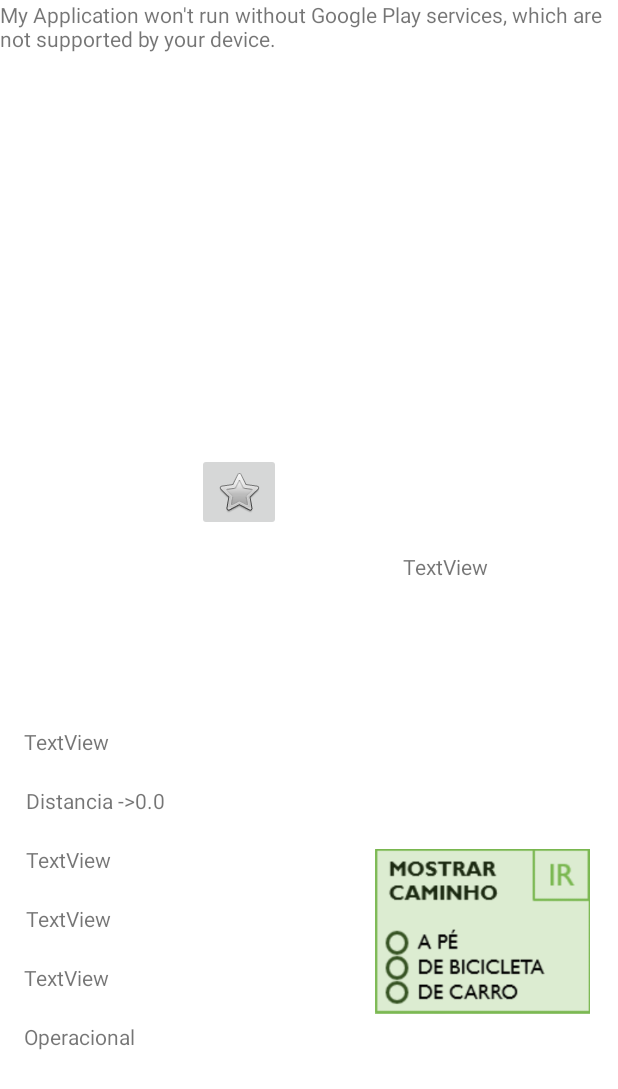
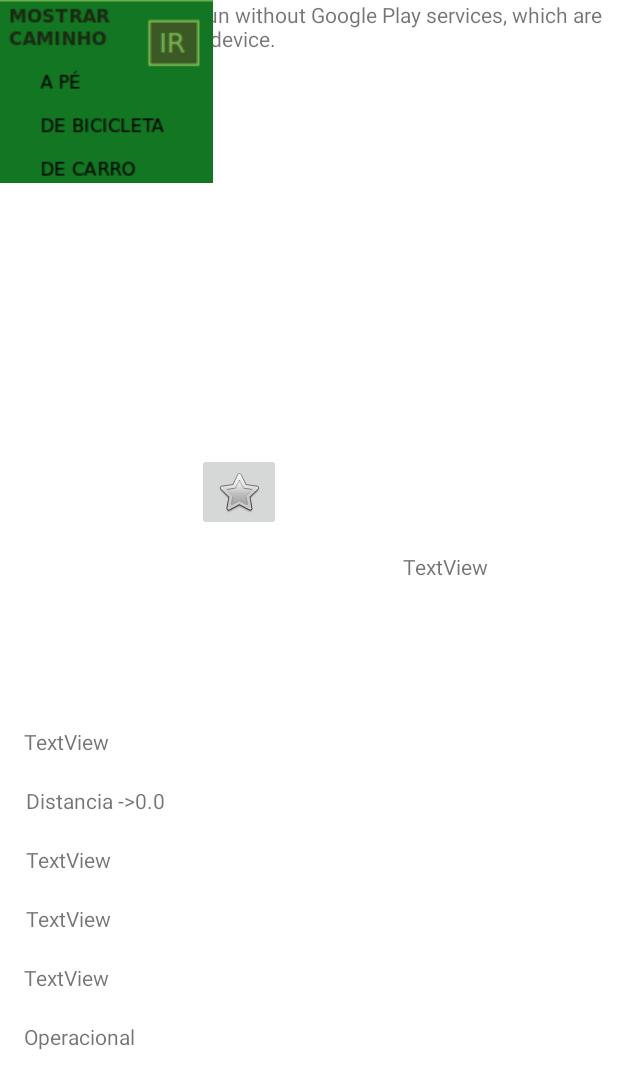
Before and after one commit to DevSaraiva/LI4, an Android app: the screen it shows after launch (DetalhesParque), on a phone screen of 412 x 824 dp. Shown: the top 1089 px of the screen. Run offline under Robolectric (Android 15) with nearby library versions, the phone set to English and light mode, and no system bars; 17 statements that could not run were skipped.

Commit message:
detalhes

```diff
--- a/minhoPark/app/src/main/java/com/example/minhopark/View/DetalhesParque.java
+++ b/minhoPark/app/src/main/java/com/example/minhopark/View/DetalhesParque.java
@@ -69,8 +69,6 @@ public class DetalhesParque extends FragmentActivity implements OnMapReadyCallba
 
     }
 
-
-
     @Override
     protected void onCreate(Bundle savedInstanceState) {
         super.onCreate(savedInstanceState);
@@ -120,7 +118,7 @@ public class DetalhesParque extends FragmentActivity implements OnMapReadyCallba
         // ja esta nos favoritos
         if (favoritos.contains(parque.getParqueID())) {
             buttonFav.setActivated(true);
-        } else { // nao esta nos favoritos
+        } else {
             buttonFav.setActivated(false);
         }
 
@@ -144,8 +142,6 @@ public class DetalhesParque extends FragmentActivity implements OnMapReadyCallba
                 editor.putStringSet("chaveFavoritos", favoritosGravar);
                 editor.commit();
 
-
-                //Toast.makeText(DetalhesParque.this, "Click", Toast.LENGTH_SHORT).show();
             }
         });
 
@@ -191,17 +187,17 @@ public class DetalhesParque extends FragmentActivity implements OnMapReadyCallba
 
 
         //Botao para IR para o mapa
-       /* Button botaoIr = findViewById(R.id.buttonIr);
+
+        Button botaoIr = findViewById(R.id.buttonIr);
         botaoIr.setOnClickListener(new View.OnClickListener() {
             @Override
             public void onClick(View view) {
                 Intent intent = new Intent(DetalhesParque.this, MapsActivity.class);
+                intent.putExtra("loc",p.getLoc());
+                intent.putExtra("coordenadas", parque.getCoordenadas());
                 startActivity(intent);
             }
         });
-*/
-
-
 
 
 
--- a/minhoPark/app/src/main/java/com/example/minhopark/View/MapsActivity.java
+++ b/minhoPark/app/src/main/java/com/example/minhopark/View/MapsActivity.java
@@ -33,6 +33,16 @@ public class MapsActivity extends FragmentActivity implements OnMapReadyCallback
     protected void onCreate(Bundle savedInstanceState) {
         super.onCreate(savedInstanceState);
 
+
+        String[] coordUtilizadores = getIntent().getStringExtra("loc").split(",");
+        String[] coordParque = getIntent().getStringExtra("coordenadas").split(",");
+
+        LatLng utilizador = new LatLng(Double.parseDouble(coordUtilizadores[0]),Double.parseDouble(coordUtilizadores[1]));
+        LatLng parque = new LatLng(Double.parseDouble(coordParque[0]),Double.parseDouble(coordParque[1]));
+
+
+
+
         binding = ActivityMaps2Binding.inflate(getLayoutInflater());
         setContentView(binding.getRoot());
 
@@ -41,7 +51,7 @@ public class MapsActivity extends FragmentActivity implements OnMapReadyCallback
                 .findFragmentById(R.id.map);
         mapFragment.getMapAsync(this);
 
-        String url = getUrl(braga, barcelos, "driving");
+        String url = getUrl(utilizador, parque, "driving");
         new FetchURL(MapsActivity.this).execute(url, "driving");
     }
 
--- a/minhoPark/app/src/main/res/layout/activity_detalhes_parque.xml
+++ b/minhoPark/app/src/main/res/layout/activity_detalhes_parque.xml
@@ -121,15 +121,29 @@
         app:layout_constraintStart_toStartOf="parent"
         app:layout_constraintTop_toBottomOf="@+id/Endereco" />
 
+
     <ImageView
-        android:id="@+id/imageView"
-        android:layout_width="167dp"
-        android:layout_height="110dp"
-        android:layout_marginBottom="148dp"
-        android:src="@drawable/mostrarcaminho"
-        app:layout_constraintBottom_toBottomOf="parent"
-        app:layout_constraintEnd_toEndOf="parent"
-        app:layout_constraintHorizontal_bias="0.973"
-        app:layout_constraintStart_toStartOf="parent" />
+        android:id="@+id/menuir"
+        android:layout_width="wrap_content"
+        android:layout_height="wrap_content"
+        android:src="@drawable/menuir"
+        tools:layout_editor_absoluteX="253dp"
+        tools:layout_editor_absoluteY="474dp" />
+
+    <Button
+        android:id="@+id/button"
+        android:layout_width="33dp"
+        android:layout_height="28dp"
+        android:layout_marginStart="116dp"
+        android:layout_marginEnd="10dp"
+        android:layout_marginBottom="73dp"
+        android:background="@android:color/transparent"
+        app:layout_constraintBottom_toBottomOf="@+id/menuir"
+        app:layout_constraintEnd_toEndOf="@+id/menuir"
+        app:layout_constraintHorizontal_bias="1.0"
+        app:layout_constraintStart_toStartOf="@+id/menuir"
+        app:layout_constraintTop_toTopOf="@+id/menuir"
+        app:layout_constraintVertical_bias="0.666"
+        tools:ignore="TouchTargetSizeCheck,SpeakableTextPresentCheck" />
 
 </androidx.constraintlayout.widget.ConstraintLayout>
```
Also changed, not shown: minhoPark/app/src/main/res/drawable/menuir.png (added), minhoPark/app/src/main/res/drawable/mostrarcaminho.png (deleted).
